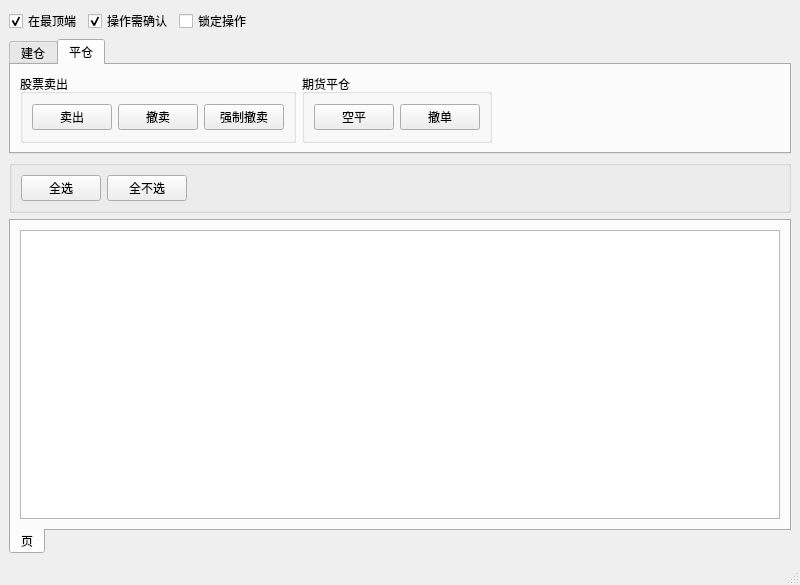
Old version of the form dev/easytrader/trdmasterui.ui in the repository unit-xx/xfiles.
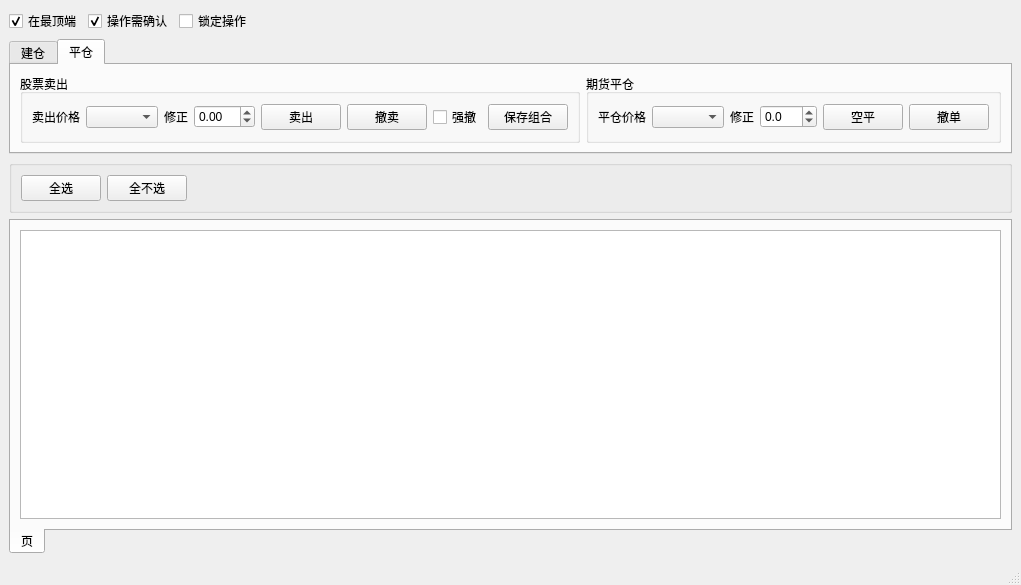
New version of the form. The open tabs and pages were chosen to show the change.

```diff
--- a/dev/easytrader/trdmasterui.ui
+++ b/dev/easytrader/trdmasterui.ui
@@ -6,7 +6,7 @@
    <rect>
     <x>0</x>
     <y>0</y>
-    <width>800</width>
+    <width>996</width>
     <height>585</height>
    </rect>
   </property>
@@ -196,24 +196,58 @@
            <string>股票卖出</string>
           </property>
           <layout class="QGridLayout" name="gridLayout_4">
-           <item row="0" column="0">
-            <widget class="QPushButton" name="pushButton_3">
+           <item row="0" column="4">
+            <widget class="QPushButton" name="sellorder">
              <property name="text">
               <string>卖出</string>
              </property>
             </widget>
            </item>
-           <item row="0" column="1">
-            <widget class="QPushButton" name="pushButton_4">
+           <item row="0" column="5">
+            <widget class="QPushButton" name="cancelsellorder">
              <property name="text">
               <string>撤卖</string>
              </property>
             </widget>
            </item>
+           <item row="0" column="0">
+            <widget class="QLabel" name="label_5">
+             <property name="text">
+              <string>卖出价格</string>
+             </property>
+            </widget>
+           </item>
+           <item row="0" column="1">
+            <widget class="QComboBox" name="pricepolicysell"/>
+           </item>
            <item row="0" column="2">
-            <widget class="QPushButton" name="pushButton_7">
+            <widget class="QLabel" name="label_6">
              <property name="text">
-              <string>强制撤卖</string>
+              <string>修正</string>
+             </property>
+            </widget>
+           </item>
+           <item row="0" column="3">
+            <widget class="QDoubleSpinBox" name="sellpricefixspin">
+             <property name="minimum">
+              <double>-99.000000000000000</double>
+             </property>
+             <property name="singleStep">
+              <double>0.010000000000000</double>
+             </property>
+            </widget>
+           </item>
+           <item row="0" column="6">
+            <widget class="QCheckBox" name="forcecancelsellchk">
+             <property name="text">
+              <string>强撤</string>
+             </property>
+            </widget>
+           </item>
+           <item row="0" column="7">
+            <widget class="QPushButton" name="saveorder">
+             <property name="text">
+              <string>保存组合</string>
              </property>
             </widget>
            </item>
@@ -226,20 +260,50 @@
            <string>期货平仓</string>
           </property>
           <layout class="QGridLayout" name="gridLayout_5">
-           <item row="0" column="0">
-            <widget class="QPushButton" name="pushButton_11">
+           <item row="0" column="4">
+            <widget class="QPushButton" name="closesifbtn">
              <property name="text">
               <string>空平</string>
              </property>
             </widget>
            </item>
-           <item row="0" column="1">
-            <widget class="QPushButton" name="pushButton_10">
+           <item row="0" column="5">
+            <widget class="QPushButton" name="cancelclosesifbtn">
              <property name="text">
               <string>撤单</string>
              </property>
             </widget>
            </item>
+           <item row="0" column="1">
+            <widget class="QComboBox" name="closepricecmbox"/>
+           </item>
+           <item row="0" column="0">
+            <widget class="QLabel" name="label_7">
+             <property name="text">
+              <string>平仓价格</string>
+             </property>
+            </widget>
+           </item>
+           <item row="0" column="3">
+            <widget class="QDoubleSpinBox" name="closepricefixspin">
+             <property name="decimals">
+              <number>1</number>
+             </property>
+             <property name="minimum">
+              <double>-99.000000000000000</double>
+             </property>
+             <property name="singleStep">
+              <double>0.200000000000000</double>
+             </property>
+            </widget>
+           </item>
+           <item row="0" column="2">
+            <widget class="QLabel" name="label_8">
+             <property name="text">
+              <string>修正</string>
+             </property>
+            </widget>
+           </item>
           </layout>
          </widget>
         </item>
```
Left out of the diff: 47 changed lines with no effect on the pictures.
